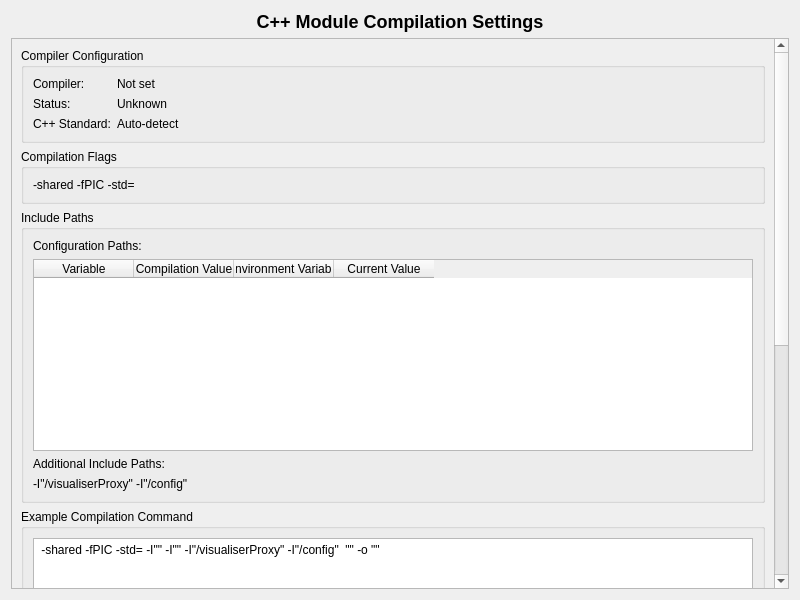
Before: the Qt Designer form widgets/CompilationSettingsWidget.ui in dmacri/OOpenCal-Viewer, drawn with Qt 5.
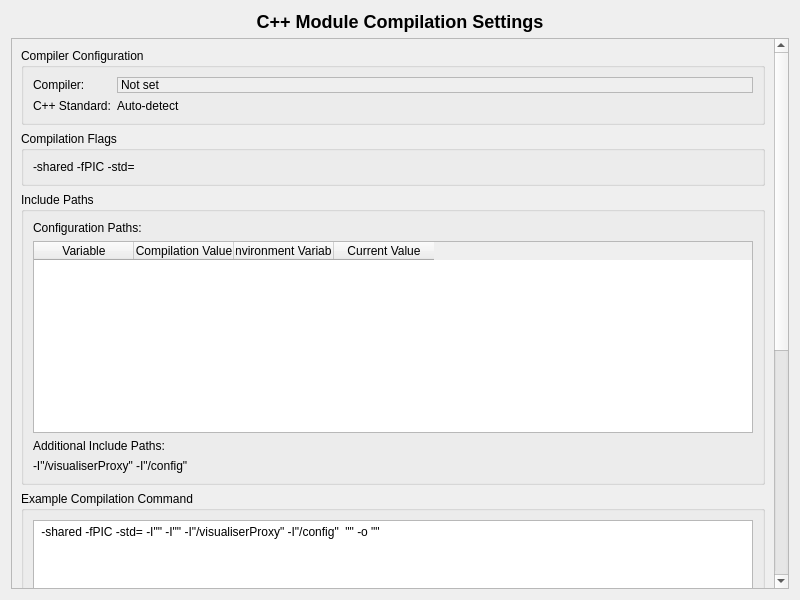
After: the same form once the commit is applied.

Commit message: Making view a little more compact

Diff of the .ui file:
```diff
--- a/widgets/CompilationSettingsWidget.ui
+++ b/widgets/CompilationSettingsWidget.ui
@@ -60,30 +60,25 @@
             <property name="textInteractionFlags">
              <set>Qt::TextInteractionFlag::TextSelectableByMouse</set>
             </property>
+            <property name="autoFillBackground">
+             <bool>true</bool>
+            </property>
+            <property name="frameShape">
+             <enum>QFrame::Shape::StyledPanel</enum>
+            </property>
+            <property name="frameShadow">
+             <enum>QFrame::Shadow::Sunken</enum>
+            </property>
            </widget>
           </item>
           <item row="1" column="0">
-           <widget class="QLabel" name="statusLabel">
-            <property name="text">
-             <string>Status:</string>
-            </property>
-           </widget>
-          </item>
-          <item row="1" column="1">
-           <widget class="QLabel" name="statusValueLabel">
-            <property name="text">
-             <string>Unknown</string>
-            </property>
-           </widget>
-          </item>
-          <item row="2" column="0">
            <widget class="QLabel" name="cppStandardLabel">
             <property name="text">
              <string>C++ Standard:</string>
             </property>
            </widget>
           </item>
-          <item row="2" column="1">
+          <item row="1" column="1">
            <widget class="QLabel" name="cppStandardValueLabel">
             <property name="text">
              <string>Auto-detect</string>
```
The commit also changes 2 other files.
